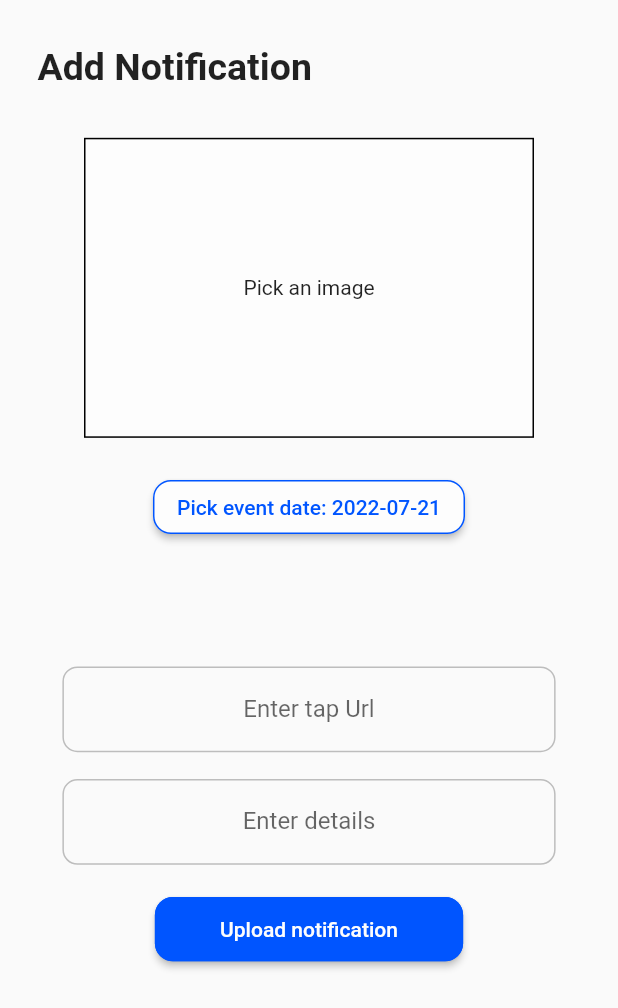
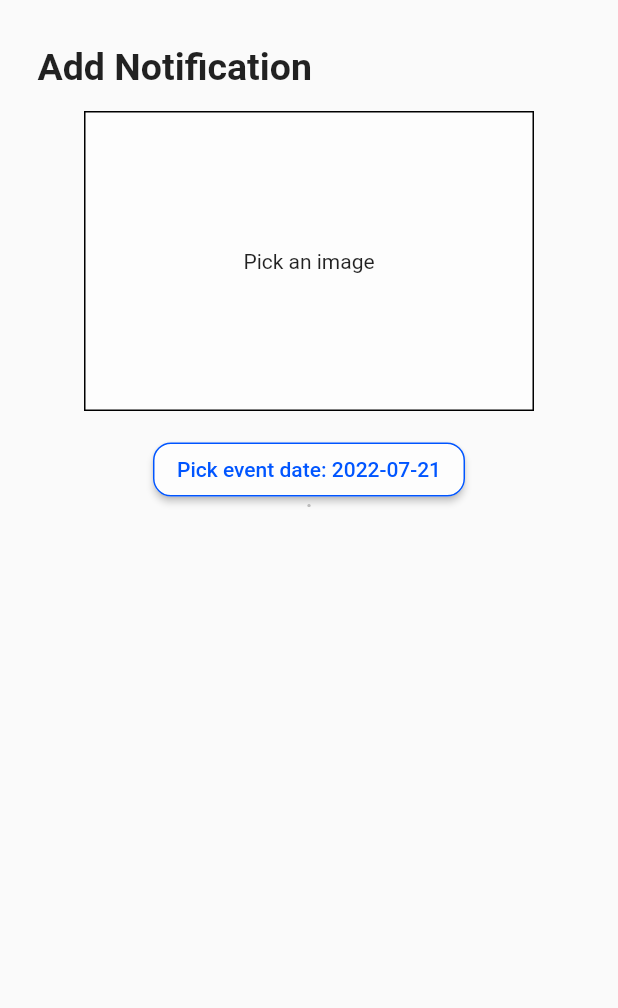
Before and after one commit to arunima-s/gecw-app, a Flutter app: the AddNotificationScreen screen opened directly with empty values, on a phone screen of 412 x 824 dp. Shown: the top 1008 px of the screen. Run offline on Flutter 3.47's test engine with Material 2 defaults, Android fonts, the phone set to English and light mode, and no system bars; our stand-ins replace card_swiper, firebase_auth, firebase_core, firebase_database, firebase_messaging, firebase_storage and 6 more; missing offline and left inert: maps_launcher, web_scraper; accounts and stored records are empty.

Commit message:
Change screensize values to provider.

```diff
--- a/gecwapp/lib/Constants/values.dart
+++ b/gecwapp/lib/Constants/values.dart
@@ -1,19 +1,29 @@
-class GWValues {
-  List<double>? screenSizes;
-  double? screenHeight, screenWidth;
-  List get getScreenSizes {
-    return screenSizes ?? [715, 411];
-  }
+// class GWValues {
+//   List<double>? screenSizes;
+//   double? screenHeight, screenWidth;
+//   List get getScreenSizes {
+//     return screenSizes ?? [715, 411];
+//   }
 
-  double get getScreenHeight {
-    return screenHeight ?? 715;
-  }
+//   double get getScreenHeight {
+//     return screenHeight ?? 715;
+//   }
 
-  double get getScreenWidth {
-    return screenWidth ?? 411;
-  }
+//   double get getScreenWidth {
+//     return screenWidth ?? 411;
+//   }
 
-  set setScreenSizes(List<double> size) {
-    screenSizes = size;
-  }
-}
+//   set setScreenSizes(List<double> size) {
+//     screenSizes = size;
+//   }
+// }
+
+// class GWValues {
+
+//   SingletonTwo._privateConstructor();
+
+//   static final SingletonTwo _instance = SingletonTwo._privateConstructor();
+
+//   static SingletonTwo get instance => _instance;
+
+// }
--- /dev/null
+++ b/gecwapp/lib/Providers/gw_values_provider.dart
@@ -0,0 +1,19 @@
+import 'package:flutter/material.dart';
+
+class GWValuesProvider with ChangeNotifier {
+  double _height = 0;
+  double _width = 0;
+
+  double get height => _height;
+  double get width => _width;
+
+  Future setScreenSize(double height, width) async {
+    _width = width;
+    _height = height;
+  }
+
+  // void setScreenWidth(double width) {
+  //   _width = width;
+  //   notifyListeners();
+  // }
+}
--- a/gecwapp/lib/customWidgets/hostelListItem.dart
+++ b/gecwapp/lib/customWidgets/hostelListItem.dart
@@ -31,7 +31,9 @@ class HostelListItem extends StatelessWidget {
         crossAxisAlignment: CrossAxisAlignment.start,
         children: [
           ImageBanner(
-              hostelListModel.images.first, MediaQuery.of(context).size.width),
+              hostelListModel.images.first,
+              MediaQuery.of(context).size.width,
+              MediaQuery.of(context).size.width * 0.6),
           Container(
             // color: Colors.yellow,
             // margin: EdgeInsets.fromLTRB(0.0, 10.0, 0.0, 0.0),
--- a/gecwapp/lib/customWidgets/simple_widgets.dart
+++ b/gecwapp/lib/customWidgets/simple_widgets.dart
@@ -4,14 +4,12 @@ import 'package:gecwapp/Constants/values.dart';
 class GWSpace extends StatelessWidget {
   final double _height, _width;
   GWSpace(this._height, this._width);
-  final sHeight = GWValues().getScreenSizes[0];
-  final sWidth = GWValues().getScreenSizes[1];
 
   @override
   Widget build(BuildContext context) {
     return SizedBox(
-      height: _height * sHeight,
-      width: _width * sWidth,
+      height: _height,
+      width: _width,
     );
   }
 }
--- a/gecwapp/lib/main.dart
+++ b/gecwapp/lib/main.dart
@@ -6,6 +6,7 @@ import 'package:flutter_local_notifications/flutter_local_notifications.dart';
 import 'package:gecwapp/Constants/strings.dart';
 import 'package:gecwapp/Constants/values.dart';
 import 'package:gecwapp/Providers/calendardata_provider.dart';
+import 'package:gecwapp/Providers/gw_values_provider.dart';
 import 'package:gecwapp/Providers/hostels_provider.dart';
 import 'package:gecwapp/Providers/notification_provider.dart';
 import 'package:gecwapp/Providers/sharedPrefs_provider.dart';
@@ -24,7 +25,8 @@ void main() {
       ChangeNotifierProvider(create: (_) => UserProvider()),
       ChangeNotifierProvider(create: (_) => HostelProvider()),
       ChangeNotifierProvider(create: (_) => SharedPrefsProvider()),
-      ChangeNotifierProvider(create: (_) => CalendarDataProvider())
+      ChangeNotifierProvider(create: (_) => CalendarDataProvider()),
+      ChangeNotifierProvider(create: (_) => GWValuesProvider())
     ],
     child: RestartWidget(child: MyApp()),
   ));
--- a/gecwapp/lib/screens/LoginScreens/loginScreen.dart
+++ b/gecwapp/lib/screens/LoginScreens/loginScreen.dart
@@ -31,7 +31,7 @@ class _LoginScreenState extends State<LoginScreen> {
   Widget build(BuildContext context) {
     final screenWidth = MediaQuery.of(context).size.width;
     final screenHeight = MediaQuery.of(context).size.height;
-    GWValues().setScreenSizes = [screenHeight, screenWidth];
+    // GWValues().setScreenSizes = [screenHeight, screenWidth];
     return Scaffold(
       body: Stack(
         children: [
--- a/gecwapp/lib/screens/NotificationScreens/addNotificationScreen.dart
+++ b/gecwapp/lib/screens/NotificationScreens/addNotificationScreen.dart
@@ -6,6 +6,7 @@ import 'package:gecwapp/Constants/values.dart';
 import 'package:gecwapp/Models/calendar_datamodel.dart';
 import 'package:gecwapp/Models/notificationModel.dart';
 import 'package:gecwapp/Models/userModel.dart';
+import 'package:gecwapp/Providers/gw_values_provider.dart';
 import 'package:gecwapp/Providers/users_provider.dart';
 import 'package:gecwapp/customWidgets/overlayLoader.dart';
 import 'package:gecwapp/customWidgets/simple_widgets.dart';
@@ -30,16 +31,15 @@ class _AddNotificationScreenState extends State<AddNotificationScreen> {
   TextEditingController tapUrlController = new TextEditingController();
   TextEditingController detailsController = new TextEditingController();
   TextEditingController nameController = new TextEditingController();
-  final screenSizes = GWValues().getScreenSizes;
   UserModel? userData;
+  double screenHeight = 0, screenWidth = 0;
 
   @override
   Widget build(BuildContext context) {
     print("8888888888888888888");
     userData = context.watch<UserProvider>().userModel;
-    // clubNames = clubs!.map((e) => e.keys.first).toList();
-    // print(clubs?.first);
-    // screenSizes = GWValues().getScreenSizes;
+    screenHeight = context.watch<GWValuesProvider>().height;
+    screenWidth = context.watch<GWValuesProvider>().width;
     return Scaffold(
       body: SafeArea(
         child: Stack(
@@ -57,7 +57,7 @@ class _AddNotificationScreenState extends State<AddNotificationScreen> {
                     style: TextStyle(fontSize: 25, fontWeight: FontWeight.bold),
                   ),
                 ),
-                GWSpace(0.025, 0),
+                GWSpace(screenHeight * 0.025, 0),
                 GestureDetector(
                   child: Align(
                     alignment: Alignment.center,
@@ -85,7 +85,7 @@ class _AddNotificationScreenState extends State<AddNotificationScreen> {
                   },
                 ),
                 SizedBox(
-                  height: screenSizes[0] * 0.01,
+                  height: screenHeight * 0.01,
                 ),
                 Align(
                   alignment: Alignment.center,
@@ -109,13 +109,13 @@ class _AddNotificationScreenState extends State<AddNotificationScreen> {
                           DateFormat('yyyy-MM-dd').format(selectedDate))),
                 ),
                 SizedBox(
-                  height: screenSizes[0] * 0.01,
+                  height: screenHeight * 0.01,
                 ),
                 Align(
                   alignment: Alignment.center,
                   child: SizedBox(
-                    width: screenSizes[1] * 0.3,
-                    height: screenSizes[0] * 0.08,
+                    width: screenWidth * 0.3,
+                    height: screenHeight * 0.08,
                     // child: TextField(
                     //   textInputAction: TextInputAction.next,
                     //   decoration: InputDecoration(
@@ -148,13 +148,13 @@ class _AddNotificationScreenState extends State<AddNotificationScreen> {
                     // ),
                   ),
                 ),
-                GWSpace(0.025, 0),
+                GWSpace(screenHeight * 0.025, 0),
 
                 Align(
                   alignment: Alignment.center,
                   child: SizedBox(
-                    width: screenSizes[1] * 0.8,
-                    height: screenSizes[0] * 0.08,
+                    width: screenWidth * 0.8,
+                    height: screenHeight * 0.08,
                     child: TextField(
                       textInputAction: TextInputAction.next,
                       decoration: InputDecoration(
@@ -170,7 +170,7 @@ class _AddNotificationScreenState extends State<AddNotificationScreen> {
                     ),
                   ),
                 ),
-                GWSpace(0.025, 0),
+                GWSpace(screenHeight * 0.025, 0),
                 // TextField(
                 //   controller: tapUrlController,
                 //   textAlign: TextAlign.center,
@@ -180,8 +180,8 @@ class _AddNotificationScreenState extends State<AddNotificationScreen> {
                 Align(
                   alignment: Alignment.center,
                   child: SizedBox(
-                    width: screenSizes[1] * 0.8,
-                    height: screenSizes[0] * 0.08,
+                    width: screenWidth * 0.8,
+                    height: screenHeight * 0.08,
                     child: TextField(
                       textInputAction: TextInputAction.done,
                       decoration: InputDecoration(
@@ -204,12 +204,12 @@ class _AddNotificationScreenState extends State<AddNotificationScreen> {
                 //   decoration: InputDecoration(
                 //       border: InputBorder.none, hintText: 'Enter details'),
                 // ),
-                GWSpace(0.03, 0),
+                GWSpace(screenHeight * 0.03, 0),
                 Align(
                   alignment: Alignment.center,
                   child: SizedBox(
-                    height: screenSizes[0] * 0.06,
-                    width: screenSizes[1] * 0.5,
+                    height: screenHeight * 0.06,
+                    width: screenWidth * 0.5,
                     child: ElevatedButton(
                         style: ButtonStyle(
                             // padding: MaterialStateProperty.a,
--- a/gecwapp/lib/screens/NotificationScreens/verifiy_norifications.dart
+++ b/gecwapp/lib/screens/NotificationScreens/verifiy_norifications.dart
@@ -1,5 +1,6 @@
 import 'package:flutter/material.dart';
 import 'package:gecwapp/Models/notificationModel.dart';
+import 'package:gecwapp/Providers/gw_values_provider.dart';
 import 'package:gecwapp/Providers/notification_provider.dart';
 import 'package:gecwapp/customWidgets/notificationScreenItem.dart';
 import 'package:gecwapp/customWidgets/simple_widgets.dart';
@@ -11,6 +12,8 @@ class VerifyNotificationScreen extends StatelessWidget {
 
   @override
   Widget build(BuildContext context) {
+    final screenHeight = context.watch<GWValuesProvider>().height;
+    final screenWidth = context.watch<GWValuesProvider>().width;
     notificationsList = context.watch<NotificationProvider>().notifications;
     final uhuhuhu = notificationsList.isEmpty && refreshed;
     if (refreshed) {
@@ -26,7 +29,7 @@ class VerifyNotificationScreen extends StatelessWidget {
             "Verify Notifications",
             style: TextStyle(fontSize: 20, fontWeight: FontWeight.bold),
           ),
-          GWSpace(0.1, 0),
+          GWSpace(screenHeight * 0.1, 0),
           Container(
             child: Expanded(
               child: RefreshIndicator(
```
Also changed, not shown: gecwapp/lib/customWidgets/imagebanner.dart (+8 -8 lines), gecwapp/lib/customWidgets/notificationScreenItem.dart (+7 -6 lines), gecwapp/lib/screens/homeScreen.dart (+2 -15 lines), gecwapp/lib/screens/hostelListScreen.dart (+8 -113 lines), gecwapp/lib/screens/mainScreen.dart (+9 -13 lines), gecwapp/lib/screens/semesterScreen.dart (+7 -3 lines).
